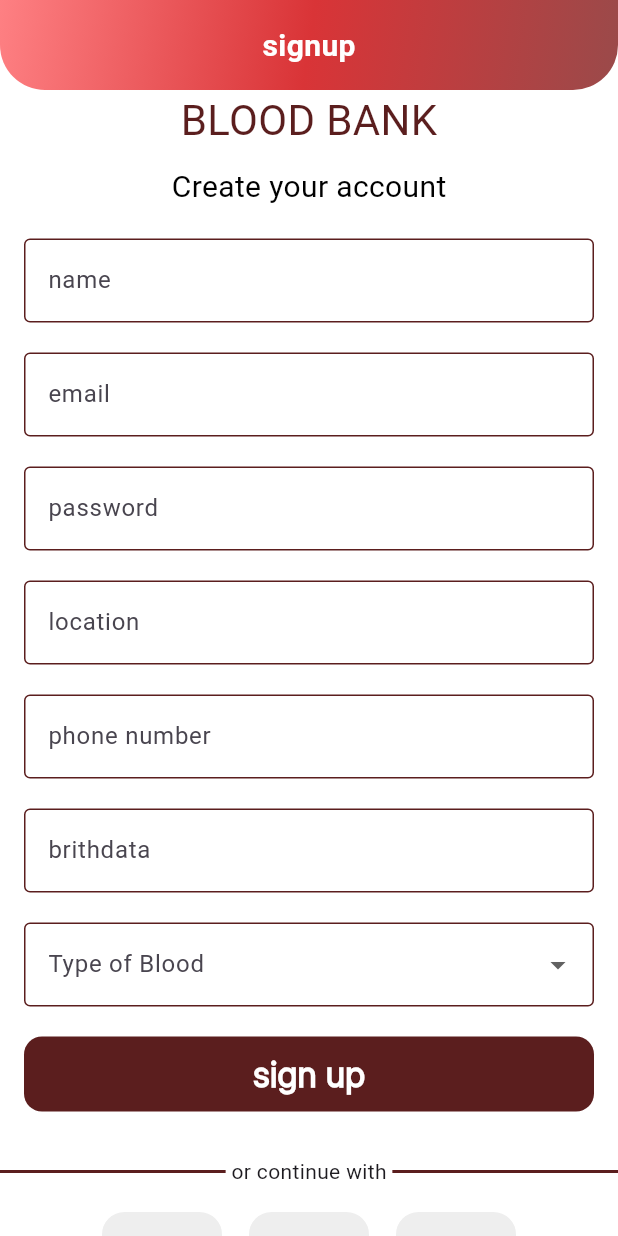
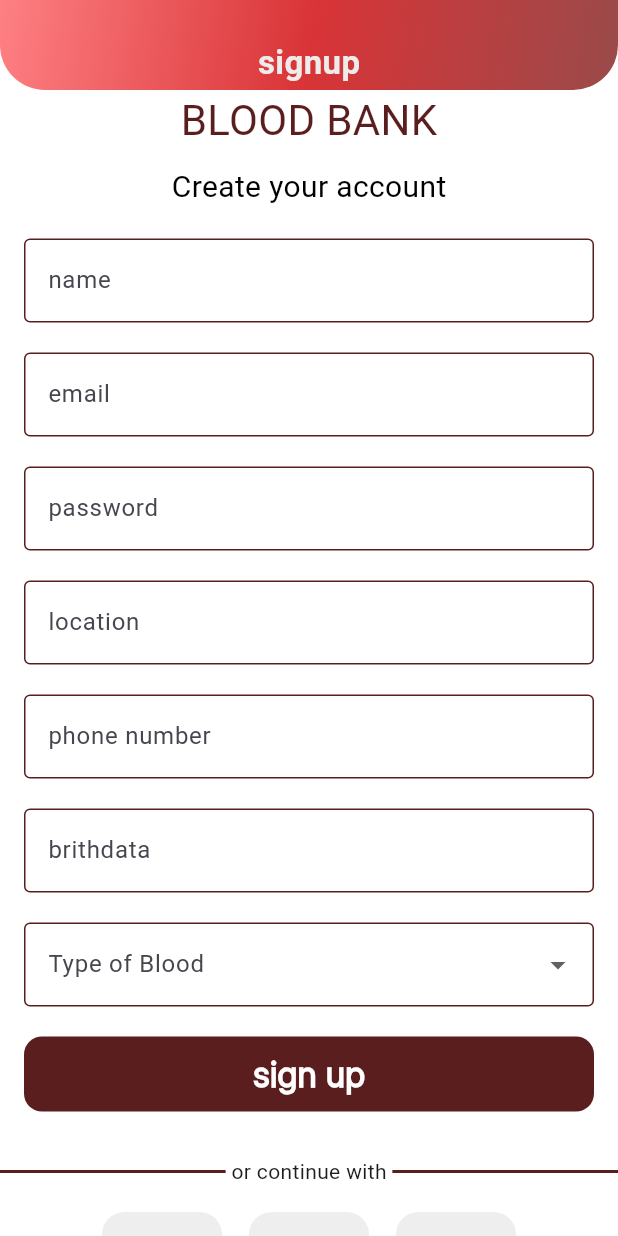
Before and after one commit to AhmedOmran22/graduation-project, a Flutter app: the SignInView screen opened by its route, after a tap on "signup", on a phone screen of 412 x 824 dp. Run offline on Flutter 3.47's test engine with Material 3 defaults, Android fonts, the phone set to English and light mode, and no system bars; our stand-ins replace cloud_firestore, dartz, dots_indicator, firebase_auth, firebase_core, get_it and 2 more; accounts and stored records are empty; Roboto replaces fonts that are missing (Montserrat).

Commit message:
refactoring our code again

```diff
--- a/lib/core/routes/on_generate_route.dart
+++ b/lib/core/routes/on_generate_route.dart
@@ -1,8 +1,8 @@
 import 'package:flutter/material.dart';
 import 'package:graduation_project/core/routes/routes_name.dart';
 import 'package:graduation_project/features/auth/presentation/views/forget_password_view.dart';
-import 'package:graduation_project/features/auth/presentation/views/sign_in_view.dart';
-import 'package:graduation_project/features/auth/presentation/views/sign_up_view.dart';
+import 'package:graduation_project/features/auth/presentation/views/signin_view.dart';
+import 'package:graduation_project/features/auth/presentation/views/signup_view.dart';
 import 'package:graduation_project/features/auth/presentation/views/verfiy_your_code_view.dart';
 import 'package:graduation_project/features/on_boarding/presentation/views/on_boarding_view.dart';
 import 'package:graduation_project/features/on_boarding/presentation/views/register_or_login_view.dart';
--- a/lib/core/widgets/custom_app_bar.dart
+++ b/lib/core/widgets/custom_app_bar.dart
@@ -6,8 +6,7 @@ class CustomAppBar extends StatelessWidget implements PreferredSizeWidget {
 
   @override
   Widget build(BuildContext context) {
-    return  Container(
-      padding: const EdgeInsets.all(16),
+    return Container(
       decoration: const BoxDecoration(
         gradient: LinearGradient(
           colors: [
@@ -23,13 +22,16 @@ class CustomAppBar extends StatelessWidget implements PreferredSizeWidget {
           bottomRight: Radius.circular(30),
         ),
       ),
+      child: Padding(
+        padding: const EdgeInsets.only(top: 24),
         child: Center(
           child: Text(
             title,
             style: const TextStyle(
-            color: Colors.white,
-            fontSize: 20,
+              color: Color.fromARGB(255, 238, 235, 235),
+              fontSize: 22,
               fontWeight: FontWeight.bold,
+            ),
           ),
         ),
       ),
--- a/lib/core/widgets/custom_button.dart
+++ b/lib/core/widgets/custom_button.dart
@@ -4,12 +4,13 @@ import '../utils/app_colors.dart';
 import '../utils/text_styles.dart';
 
 class CustomButton extends StatelessWidget {
-  const CustomButton(
-      {super.key,
-      required this.onPressed,
-      required this.text,
-      this.backgroundColor = AppColors.primaryColor,
-      this.textColor = Colors.white});
+  const CustomButton({
+    super.key,
+    required this.onPressed,
+    required this.text,
+    this.backgroundColor = AppColors.primaryColor,
+    this.textColor = Colors.white,
+  });
   final VoidCallback onPressed;
   final String text;
   final Color? backgroundColor;
--- a/lib/features/auth/presentation/views/widgets/login_form.dart
+++ b/lib/features/auth/presentation/views/widgets/login_form.dart
@@ -1,5 +1,6 @@
 import 'package:flutter/material.dart';
 
+import '../../../../../core/widgets/custom_button.dart';
 import '../../../../../core/widgets/custom_text_field.dart';
 
 class LoginForm extends StatefulWidget {
@@ -24,6 +25,22 @@ class _LoginFormState extends State<LoginForm> {
         hinttext: 'password',
         onSaved: (data) {},
       ),
+      const SizedBox(
+        height: 20,
+      ),
+      const Row(
+        mainAxisAlignment: MainAxisAlignment.end,
+        children: [
+          Padding(
+            padding: EdgeInsets.symmetric(horizontal: 16),
+            child: Text('Forget Password?'),
+          )
+        ],
+      ),
+      const SizedBox(
+        height: 20,
+      ),
+      CustomButton(onPressed: () {}, text: 'Login'),
     ]);
   }
 }
--- a/lib/features/auth/presentation/views/widgets/signup_form.dart
+++ b/lib/features/auth/presentation/views/widgets/signup_form.dart
@@ -1,5 +1,6 @@
 import 'package:flutter/material.dart';
 
+import '../../../../../core/widgets/custom_button.dart';
 import '../../../../../core/widgets/custom_text_field.dart';
 import 'Drop_down_Button_Form_Field.dart';
 
@@ -58,6 +59,8 @@ class _SignupFormState extends State<SignupForm> {
           height: 20,
         ),
         const Dropdownbuttonformfield(),
+        const SizedBox(height: 20),
+        CustomButton(onPressed: () {}, text: 'sign up'),
       ],
     );
   }
--- a/lib/features/auth/presentation/views/widgets/signup_view_body.dart
+++ b/lib/features/auth/presentation/views/widgets/signup_view_body.dart
@@ -1,13 +1,10 @@
 import 'package:flutter/material.dart';
 import 'package:graduation_project/features/auth/presentation/views/widgets/signup_form.dart';
 
-import '../../../../../core/routes/routes_name.dart';
 import '../../../../../core/utils/app_assets.dart';
 import '../../../../../core/utils/app_colors.dart';
-import '../../../../../core/widgets/custom_button.dart';
 import '../../../../../core/widgets/square_image_logo.dart';
 import 'custom_text_header.dart';
-import 'registration_form.dart';
 
 class SignupViewBody extends StatelessWidget {
   const SignupViewBody({
@@ -25,8 +22,6 @@ class SignupViewBody extends StatelessWidget {
           ),
           const SizedBox(height: 20),
           const SignupForm(),
-          const SizedBox(height: 20),
-          CustomButton(onPressed: () {}, text: 'sign up'),
           const SizedBox(height: 30),
           const Row(
             children: [
@@ -66,7 +61,7 @@ class SignupViewBody extends StatelessWidget {
               ),
               GestureDetector(
                 onTap: () {
-                  Navigator.pushReplacementNamed(context, RoutesName.login);
+                  Navigator.pop(context);
                 },
                 child: const Text(
                   'Sigin Now',
@@ -75,13 +70,7 @@ class SignupViewBody extends StatelessWidget {
               )
             ],
           ),
-          RegistrationForm(
-            onTap: () {
-              Navigator.pop(context);
-            },
-            text1: 'AlradyhaveAcount?',
-            text2: 'signin',
-          )
+          const SizedBox(height: 20),
         ],
       ),
     );
--- a/lib/features/auth/presentation/views/widgets/singin_view_body.dart
+++ b/lib/features/auth/presentation/views/widgets/singin_view_body.dart
@@ -1,8 +1,6 @@
 import 'package:flutter/material.dart';
 import 'package:graduation_project/core/routes/routes_name.dart';
 import 'package:graduation_project/features/auth/presentation/views/widgets/registration_form.dart';
-
-import '../../../../../core/widgets/custom_button.dart';
 import 'custom_text_header.dart';
 import 'login_form.dart';
 
@@ -15,6 +13,7 @@ class SigninViewBody extends StatelessWidget {
   Widget build(BuildContext context) {
     return SingleChildScrollView(
       child: Column(children: [
+        SizedBox(height: MediaQuery.of(context).size.height * 0.1 ),
         const CustomHeader(
           title: 'BLOOD BANK',
           subtitle: 'Welcome Back!',
@@ -23,19 +22,6 @@ class SigninViewBody extends StatelessWidget {
           height: 20,
         ),
         const LoginForm(),
-        const Row(
-          mainAxisAlignment: MainAxisAlignment.end,
-          children: [
-            Padding(
-              padding: EdgeInsets.symmetric(horizontal: 0),
-              child: Text('Forget Password?'),
-            )
-          ],
-        ),
-        const SizedBox(
-          height: 20,
-        ),
-        CustomButton(onPressed: () {}, text: 'Login'),
         const SizedBox(
           height: 30,
         ),
```
Also changed, not shown: lib/features/auth/presentation/views/signin_view.dart (renamed from lib/features/auth/presentation/views/sign_in_view.dart), lib/features/auth/presentation/views/signup_view.dart (renamed from lib/features/auth/presentation/views/sign_up_view.dart). Lines whose indentation alone changed are shown as unchanged.
